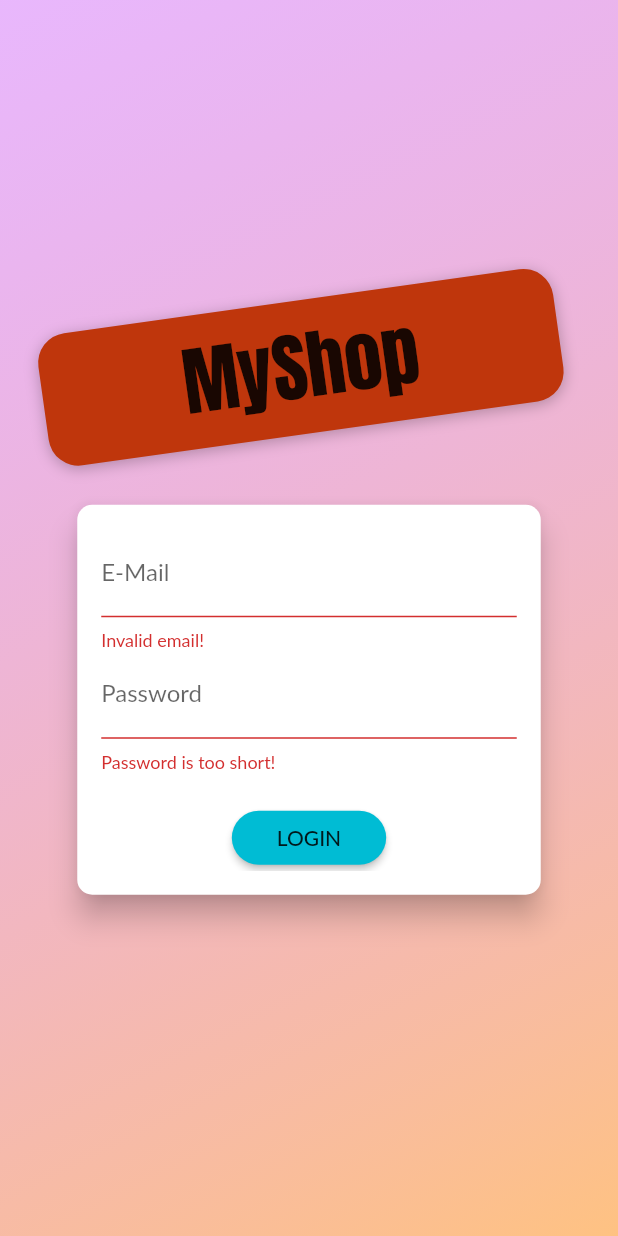
After one commit to rudraksh2000/Flutter, a Flutter app: the screen it shows after launch, after a tap on "LOGIN", on a phone screen of 412 x 824 dp. The commit adds this screen. Run offline on Flutter 3.47's test engine with Material 2 defaults, Android fonts, the phone set to English and light mode, and no system bars; our stand-ins replace shared_preferences; network calls fail; Roboto replaces fonts that are missing (Lato).

Commit message:
Added HTTP requests and some error handling

```diff
--- a/lib/main.dart
+++ b/lib/main.dart
@@ -3,10 +3,13 @@
 import 'package:flutter/material.dart';
 import 'package:provider/provider.dart';
 
+import './providers/auth_provider.dart';
 import './providers/orders_provider.dart';
 import './providers/cart_provider.dart';
 import './providers/products_provider.dart';
 
+import './screens/auth_screen.dart';
+import './screens/splash_screen.dart';
 import './screens/edit_product_screen.dart';
 import './screens/user_products_screen.dart';
 import './screens/orders_screen.dart';
@@ -27,30 +30,58 @@ class MyApp extends StatelessWidget {
     return MultiProvider(
       providers: [
         ChangeNotifierProvider(
-          create: (ctx) => ProductsProvider(),
+          create: (ctx) => AuthProvider(),
+        ),
+        ChangeNotifierProxyProvider<AuthProvider, ProductsProvider>(
+          create: (ctx) => ProductsProvider(null, null, []),
+          update: (ctx, auth, previousProducts) => ProductsProvider(
+            auth.token,
+            auth.userId,
+            previousProducts == null ? [] : previousProducts.items,
+          ),
         ),
         ChangeNotifierProvider(
           create: (ctx) => CartProvider(),
         ),
-        ChangeNotifierProvider(
-          create: (ctx) => OrdersProvider(),
+        ChangeNotifierProxyProvider<AuthProvider, OrdersProvider>(
+          create: (ctx) => OrdersProvider(null, null, []),
+          update: (ctx, auth, previousOrders) => OrdersProvider(
+            auth.token,
+            auth.userId,
+            previousOrders == null ? [] : previousOrders.orders,
+          ),
         ),
       ],
-      child: MaterialApp(
+      // since we want to change the landing page based onif the user is
+      // authenticated or not which depends on AuthProvider we are building
+      // our material app accordingly and that's why using consumer here.
+      child: Consumer<AuthProvider>(
+        builder: (ctx, auth, _) => MaterialApp(
           title: 'MyShop',
           theme: ThemeData(
             primarySwatch: Colors.cyan,
             accentColor: Colors.amber,
             fontFamily: 'Lato',
           ),
-        home: ProductsOverviewScreen(),
+          home: auth.isAuth
+              ? ProductsOverviewScreen()
+              : FutureBuilder(
+                  future: auth.tryAutoLogin(),
+                  builder: (context, authResultSnapshot) =>
+                      authResultSnapshot.connectionState ==
+                              ConnectionState.waiting
+                          ? SplashScreen()
+                          : AuthScreen(),
+                ),
           routes: {
-          ProductDetailScreen.routeName: (ctx) => ProductDetailScreen(),
-          CartScreen.routeName: (ctx) => CartScreen(),
-          OrdersScreen.routeName: (ctx) => OrdersScreen(),
-          UserProductsScreen.routeName: (ctx) => UserProductsScreen(),
-          EditProductScreen.routeName: (ctx) => EditProductScreen(),
+            ProductsOverviewScreen.routeName: (ct) => ProductDetailScreen(),
+            ProductDetailScreen.routeName: (ct) => ProductDetailScreen(),
+            CartScreen.routeName: (ct) => CartScreen(),
+            OrdersScreen.routeName: (ct) => OrdersScreen(),
+            UserProductsScreen.routeName: (ct) => UserProductsScreen(),
+            EditProductScreen.routeName: (ct) => EditProductScreen(),
           },
+        ),
       ),
     );
   }
--- /dev/null
+++ b/lib/providers/auth_provider.dart
@@ -0,0 +1,139 @@
+// ignore_for_file: depend_on_referenced_packages
+
+import 'dart:convert';
+import 'dart:async';
+import 'dart:math';
+
+import 'package:flutter/material.dart';
+import 'package:shared_preferences/shared_preferences.dart';
+
+import 'package:http/http.dart' as http;
+import '../models/http_exception.dart';
+
+class AuthProvider with ChangeNotifier {
+  String _token;
+  String _userId;
+  DateTime _expiryDate;
+  Timer _authTimer;
+
+  String get token {
+    if (_expiryDate != null &&
+        _expiryDate.isAfter(DateTime.now()) &&
+        _token != null) {
+      return _token;
+    }
+    return null;
+  }
+
+  String get userId {
+    return _userId;
+  }
+
+  bool get isAuth {
+    // it will return true only if token is not equal to null.
+    return token != null;
+  }
+
+  Future<void> _authentication(
+      String email, String password, String urlSegment) async {
+    const params = {
+      'key': 'AIzaSyD1SRfu6a0R3NerMhc2PQk1t6uwdqUGQXU',
+    };
+    final url = Uri.https(
+        'identitytoolkit.googleapis.com', '/v1/accounts:$urlSegment', params);
+    try {
+      final response = await http.post(
+        url,
+        body: json.encode({
+          'email': email,
+          'password': password,
+          'returnSecureToken': true,
+        }),
+      );
+      final responseData = json.decode(response.body);
+      // we want to handle the exception for this using our custom exception
+      // handler.
+      // here if we print some error message we get the error key having message
+      // key therefore to fetch the message we want to get the the value of
+      // message key.
+      if (responseData['error'] != null) {
+        throw HttpException(responseData['error']['message']);
+      }
+      // these all data are mentioned in Response payload in REST API flutter.
+      _token = responseData['idToken'];
+      _userId = responseData['localId'];
+      // we get expiresIn as seconds and as String we want to parse in
+      // accordingly.
+      _expiryDate = DateTime.now().add(
+        Duration(
+          seconds: int.parse(
+            responseData['expiresIn'],
+          ),
+        ),
+      );
+      _autoLogout();
+      notifyListeners();
+      final preferences = await SharedPreferences.getInstance();
+      final userData = json.encode({
+        'token': _token,
+        'userId': _userId,
+        'expiryDate': _expiryDate.toIso8601String(),
+      });
+      preferences.setString('userData', userData);
+    } catch (error) {
+      rethrow;
+    }
+  }
+
+  Future<void> signUp(String email, String password) async {
+    return _authentication(email, password, 'signUp');
+  }
+
+  Future<void> logIn(String email, String password) async {
+    return _authentication(email, password, 'signInWithPassword');
+  }
+
+  Future<bool> tryAutoLogin() async {
+    final preferences = await SharedPreferences.getInstance();
+    if (!preferences.containsKey('userData')) {
+      return false;
+    }
+    final extractedUserData =
+        json.decode(preferences.getString('userData')) as Map<String, Object>;
+    final expiryDate = DateTime.parse(extractedUserData['expiryDate']);
+    if (expiryDate.isBefore(DateTime.now())) {
+      return false;
+    }
+    _token = extractedUserData['token'];
+    _userId = extractedUserData['userId'];
+    _expiryDate = expiryDate;
+
+    _autoLogout();
+    notifyListeners();
+    return true;
+  }
+
+  Future<void> logout() async {
+    _token = null;
+    _userId = null;
+    _expiryDate = null;
+    if (_authTimer != null) {
+      _authTimer.cancel();
+      _authTimer = null;
+    }
+
+    notifyListeners();
+    final preferences = await SharedPreferences.getInstance();
+    // we can use remove also but since we only have userData we can clear
+    // sharedPreferences.
+    preferences.clear();
+  }
+
+  void _autoLogout() {
+    if (_authTimer != null) {
+      _authTimer.cancel();
+    }
+    final userTimeExpiry = _expiryDate.difference(DateTime.now()).inSeconds;
+    _authTimer = Timer(Duration(seconds: userTimeExpiry), logout);
+  }
+}
--- /dev/null
+++ b/lib/screens/auth_screen.dart
@@ -0,0 +1,85 @@
+// ignore_for_file: use_key_in_widget_constructors, prefer_const_constructors, prefer_const_literals_to_create_immutables, sized_box_for_whitespace, deprecated_member_use, library_private_types_in_public_api, prefer_final_fields, missing_return, sort_child_properties_last
+
+import 'dart:math';
+
+import 'package:flutter/material.dart';
+
+import '../widgets/auth_card.dart';
+
+class AuthScreen extends StatelessWidget {
+  static const routeName = '/auth';
+
+  @override
+  Widget build(BuildContext context) {
+    final deviceSize = MediaQuery.of(context).size;
+    // final transformConfig = Matrix4.rotationZ(-8 * pi / 180);
+    // transformConfig.translate(-10.0);
+    return Scaffold(
+      // resizeToAvoidBottomInset: false,
+      body: Stack(
+        children: <Widget>[
+          Container(
+            decoration: BoxDecoration(
+              gradient: LinearGradient(
+                colors: [
+                  Color.fromRGBO(215, 117, 255, 1).withOpacity(0.5),
+                  Color.fromRGBO(255, 188, 117, 1).withOpacity(0.9),
+                ],
+                begin: Alignment.topLeft,
+                end: Alignment.bottomRight,
+                stops: [0, 1],
+              ),
+            ),
+          ),
+          SingleChildScrollView(
+            child: Container(
+              height: deviceSize.height,
+              width: deviceSize.width,
+              child: Column(
+                mainAxisAlignment: MainAxisAlignment.center,
+                crossAxisAlignment: CrossAxisAlignment.center,
+                children: <Widget>[
+                  Flexible(
+                    child: Container(
+                      margin: EdgeInsets.only(bottom: 20.0),
+                      padding:
+                          EdgeInsets.symmetric(vertical: 8.0, horizontal: 94.0),
+                      transform: Matrix4.rotationZ(-8 * pi / 180)
+                        ..translate(-10.0),
+                      // ..translate(-10.0),
+                      decoration: BoxDecoration(
+                        borderRadius: BorderRadius.circular(20),
+                        color: Colors.deepOrange.shade900,
+                        boxShadow: [
+                          BoxShadow(
+                            blurRadius: 8,
+                            color: Colors.black26,
+                            offset: Offset(0, 2),
+                          )
+                        ],
+                      ),
+                      child: Text(
+                        'MyShop',
+                        style: TextStyle(
+                          color:
+                              Theme.of(context).accentTextTheme.headline6.color,
+                          fontSize: 50,
+                          fontFamily: 'Anton',
+                          fontWeight: FontWeight.normal,
+                        ),
+                      ),
+                    ),
+                  ),
+                  Flexible(
+                    flex: deviceSize.width > 600 ? 2 : 1,
+                    child: AuthCard(),
+                  ),
+                ],
+              ),
+            ),
+          ),
+        ],
+      ),
+    );
+  }
+}
--- a/lib/screens/products_overview_screen.dart
+++ b/lib/screens/products_overview_screen.dart
@@ -19,6 +19,7 @@ enum FilterOptions {
 
 class ProductsOverviewScreen extends StatefulWidget {
   const ProductsOverviewScreen({Key key}) : super(key: key);
+  static const routeName = '/products-overview';
 
   @override
   State<ProductsOverviewScreen> createState() => _ProductsOverviewScreenState();
--- /dev/null
+++ b/lib/screens/splash_screen.dart
@@ -0,0 +1,14 @@
+// ignore_for_file: prefer_const_constructors, use_key_in_widget_constructors
+
+import 'package:flutter/material.dart';
+
+class SplashScreen extends StatelessWidget {
+  @override
+  Widget build(BuildContext context) {
+    return Scaffold(
+      body: Center(
+        child: Text('Loading...'),
+      ),
+    );
+  }
+}
--- /dev/null
+++ b/lib/widgets/auth_card.dart
@@ -0,0 +1,217 @@
+// ignore_for_file: missing_return, prefer_const_constructors, sort_child_properties_last, prefer_final_fields, library_private_types_in_public_api, unused_local_variable
+
+import 'package:flutter/material.dart';
+import 'package:provider/provider.dart';
+
+import '../models/http_exception.dart';
+import '../providers/auth_provider.dart';
+
+class AuthCard extends StatefulWidget {
+  const AuthCard({
+    Key key,
+  }) : super(key: key);
+
+  @override
+  _AuthCardState createState() => _AuthCardState();
+}
+
+// ignore: constant_identifier_names
+enum AuthMode { Signup, Login }
+
+class _AuthCardState extends State<AuthCard> {
+  final GlobalKey<FormState> _formKey = GlobalKey();
+  AuthMode _authMode = AuthMode.Login;
+  Map<String, String> _authData = {
+    'email': '',
+    'password': '',
+  };
+  var _isLoading = false;
+  final _passwordController = TextEditingController();
+
+  Future<void> _submit() async {
+    if (!_formKey.currentState.validate()) {
+      // Invalid!
+      return;
+    }
+    _formKey.currentState.save();
+    setState(() {
+      _isLoading = true;
+    });
+    try {
+      if (_authMode == AuthMode.Login) {
+        // Log user in
+        await Provider.of<AuthProvider>(context, listen: false)
+            .logIn(
+          _authData['email'],
+          _authData['password'],
+        )
+            .then((value) {
+          setState(() {
+            _isLoading = false;
+          });
+        });
+      } else {
+        // Sign user up
+        await Provider.of<AuthProvider>(context, listen: false)
+            .signUp(
+          _authData['email'],
+          _authData['password'],
+        )
+            .then((value) {
+          setState(() {
+            _isLoading = false;
+          });
+        });
+      }
+    }
+    //
+    on HttpException catch (error) {
+      var errorMessage = 'Failed authentication';
+      if (error.toString().contains('EMAIL_EXISTS')) {
+        errorMessage = 'This email is already in use.';
+      } else if (error.toString().contains('INVALID_EMAIL')) {
+        errorMessage = 'This email is not valid.';
+      } else if (error.toString().contains('WEAK_PASSWORD')) {
+        errorMessage = 'This password is too weak.';
+      } else if (error.toString().contains('EMAIL_NOT_FOUND')) {
+        errorMessage = 'User not found with that email.';
+      } else if (error.toString().contains('INVALID_PASSWORD')) {
+        errorMessage = 'Invalid password provided.';
+      }
+      _showErrorDialog(errorMessage);
+    } catch (error) {
+      const errorMessage = 'Could not authenticate you. Please try later';
+      _showErrorDialog(errorMessage);
+    }
+    // we are again using setState here because if the error dialog occured
+    // we are not setting the state here we are adding it thats why to set it.
+    setState(() {
+      _isLoading = false;
+    });
+  }
+
+  void _showErrorDialog(String message) {
+    showDialog(
+        context: context,
+        builder: (ctx) => AlertDialog(
+              title: Text('Error Message'),
+              content: Text(message),
+              actions: [
+                // ignore: deprecated_member_use
+                FlatButton(
+                  onPressed: () {
+                    Navigator.of(ctx).pop();
+                  },
+                  child: Text('Okay'),
+                )
+              ],
+            ));
+  }
+
+  void _switchAuthMode() {
+    if (_authMode == AuthMode.Login) {
+      setState(() {
+        _authMode = AuthMode.Signup;
+      });
+    } else {
+      setState(() {
+        _authMode = AuthMode.Login;
+      });
+    }
+  }
+
+  @override
+  Widget build(BuildContext context) {
+    final deviceSize = MediaQuery.of(context).size;
+    return Card(
+      shape: RoundedRectangleBorder(
+        borderRadius: BorderRadius.circular(10.0),
+      ),
+      elevation: 8.0,
+      child: Container(
+        height: _authMode == AuthMode.Signup ? 320 : 260,
+        constraints:
+            BoxConstraints(minHeight: _authMode == AuthMode.Signup ? 320 : 260),
+        width: deviceSize.width * 0.75,
+        padding: EdgeInsets.all(16.0),
+        child: Form(
+          key: _formKey,
+          child: SingleChildScrollView(
+            child: Column(
+              children: <Widget>[
+                TextFormField(
+                  decoration: InputDecoration(labelText: 'E-Mail'),
+                  keyboardType: TextInputType.emailAddress,
+                  validator: (value) {
+                    if (value.isEmpty || !value.contains('@')) {
+                      return 'Invalid email!';
+                    }
+                    return null;
+                    return null;
+                  },
+                  onSaved: (value) {
+                    _authData['email'] = value;
+                  },
+                ),
+                TextFormField(
+                  decoration: InputDecoration(labelText: 'Password'),
+                  obscureText: true,
+                  controller: _passwordController,
+                  validator: (value) {
+                    if (value.isEmpty || value.length < 5) {
+                      return 'Password is too short!';
+                    }
+                  },
+                  onSaved: (value) {
+                    _authData['password'] = value;
+                  },
+                ),
+                if (_authMode == AuthMode.Signup)
+                  TextFormField(
+                    enabled: _authMode == AuthMode.Signup,
+                    decoration: InputDecoration(labelText: 'Confirm Password'),
+                    obscureText: true,
+                    validator: _authMode == AuthMode.Signup
+                        ? (value) {
+                            if (value != _passwordController.text) {
+                              return 'Passwords do not match!';
+                            }
+                          }
+                        : null,
+                  ),
+                SizedBox(
+                  height: 20,
+                ),
+                if (_isLoading)
+                  CircularProgressIndicator()
+                else
+                  // ignore: deprecated_member_use
+                  RaisedButton(
+                    child:
+                        Text(_authMode == AuthMode.Login ? 'LOGIN' : 'SIGN UP'),
+                    onPressed: _submit,
+                    shape: RoundedRectangleBorder(
+                      borderRadius: BorderRadius.circular(30),
+                    ),
+                    padding:
+                        EdgeInsets.symmetric(horizontal: 30.0, vertical: 8.0),
+                    color: Theme.of(context).primaryColor,
+                    textColor: Theme.of(context).primaryTextTheme.button.color,
+                  ),
+                // ignore: deprecated_member_use
+                FlatButton(
+                  child: Text(
+                      '${_authMode == AuthMode.Login ? 'SIGNUP' : 'LOGIN'} INSTEAD'),
+                  onPressed: _switchAuthMode,
+                  padding: EdgeInsets.symmetric(horizontal: 30.0, vertical: 4),
+                  materialTapTargetSize: MaterialTapTargetSize.shrinkWrap,
+                  textColor: Theme.of(context).primaryColor,
+                ),
+              ],
+            ),
+          ),
+        ),
+      ),
+    );
+  }
+}
--- a/lib/widgets/product_item.dart
+++ b/lib/widgets/product_item.dart
@@ -2,6 +2,7 @@
 
 import 'package:flutter/material.dart';
 import 'package:provider/provider.dart';
+import 'package:shops_app/providers/auth_provider.dart';
 
 import '../providers/cart_provider.dart';
 import '../providers/product_provider.dart';
@@ -24,6 +25,7 @@ class ProductItem extends StatelessWidget {
   Widget build(BuildContext context) {
     final product = Provider.of<ProductProvider>(context, listen: false);
     final cart = Provider.of<CartProvider>(context, listen: false);
+    final auth = Provider.of<AuthProvider>(context, listen: false);
 
     return ClipRRect(
       borderRadius: BorderRadius.circular(10),
@@ -36,7 +38,7 @@ class ProductItem extends StatelessWidget {
                   ? Icons.favorite_rounded
                   : Icons.favorite_border_rounded),
               onPressed: () {
-                product.toggleIsFavourite();
+                product.toggleIsFavourite(auth.token, auth.userId);
               },
               color: Theme.of(context).accentColor,
             ),
--- a/lib/widgets/products_grid.dart
+++ b/lib/widgets/products_grid.dart
@@ -1,3 +1,5 @@
+// ignore_for_file: prefer_const_constructors
+
 import 'package:flutter/material.dart';
 // ignore: depend_on_referenced_packages
 import 'package:provider/provider.dart';
@@ -37,7 +39,8 @@ class ProductsGrid extends StatelessWidget {
       // product.
       itemBuilder: (ctx, index) => ChangeNotifierProvider.value(
         value: products[index],
-        child: const ProductItem(
+        // don't add const here since ProductItem is changing the value
+        child: ProductItem(
             // products[index].id,
             // products[index].title,
             // products[index].imageUrl,
--- a/pubspec.yaml
+++ b/pubspec.yaml
@@ -41,6 +41,7 @@ dev_dependencies:
   provider: ^6.0.3
   intl: ^0.17.0
   http: ^0.13.5
+  shared_preferences: ^2.0.15
 
   # The "flutter_lints" package below contains a set of recommended lints to
   # encourage good coding practices. The lint set provided by the package is
```
Also changed, not shown: lib/providers/orders_provider.dart (+14 -4 lines), lib/providers/product_provider.dart (+7 -4 lines), lib/providers/products_provider.dart (+38 -9 lines), lib/screens/user_products_screen.dart (+14 -4 lines), lib/widgets/app_drawer.dart (+12 -0 lines), pubspec.lock, 10 other files. Lines whose indentation alone changed are shown as unchanged.
